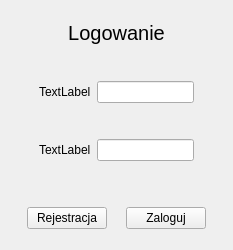
Above: JaroEliCall/gui/loging.ui from jaroslaw-wieczorek/Project_IP_Telephony_Python_Voip before the change. Below: the same form after it.
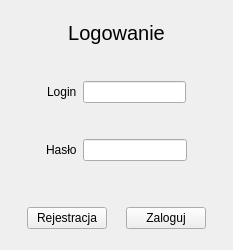
That is the form after the change.

What changed in the file:
```diff
--- a/JaroEliCall/gui/loging.ui
+++ b/JaroEliCall/gui/loging.ui
@@ -75,7 +75,7 @@
        <item>
         <widget class="QLabel" name="label_2">
          <property name="text">
-          <string>TextLabel</string>
+          <string>Login</string>
          </property>
         </widget>
        </item>
@@ -128,7 +128,7 @@
        <item>
         <widget class="QLabel" name="label_3">
          <property name="text">
-          <string>TextLabel</string>
+          <string>Hasło</string>
          </property>
         </widget>
        </item>
```
